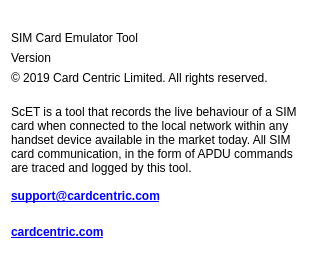
This is ScET/Widgets/AboutDialog.ui in mourke/SIM-Card-Emulator-Tool as Qt 5 draws it before an edit. The edited form follows.
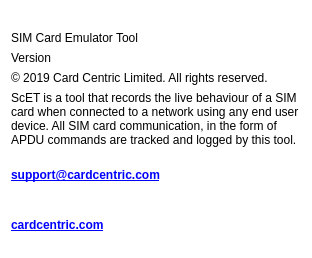
This is the edited form. Icons and pictures are not drawn.

```diff
--- a/ScET/Widgets/AboutDialog.ui
+++ b/ScET/Widgets/AboutDialog.ui
@@ -109,8 +109,7 @@
       </font>
      </property>
      <property name="text">
-      <string>
-ScET is a tool that records the live behaviour of a SIM card when connected to the local network within any handset device available in the market today. All SIM card communication, in the form of APDU commands are traced and logged by this tool.</string>
+      <string>ScET is a tool that records the live behaviour of a SIM card when connected to a network using any end user device. All SIM card communication, in the form of APDU commands are tracked and logged by this tool.</string>
      </property>
      <property name="wordWrap">
       <bool>true</bool>
```
